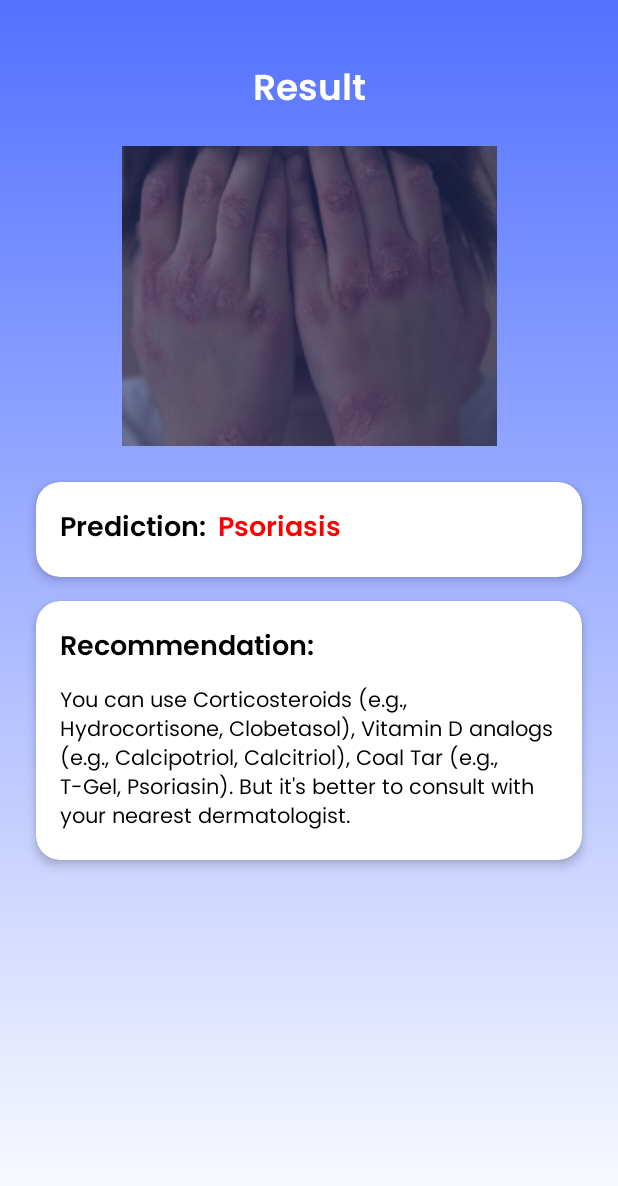
After one commit to daniharmade/DaisyApps, an Android app: the ResultActivity screen opened directly, with no data from a screen before it, on a phone screen of 412 x 824 dp. The commit adds this screen. Shown: the top 1186 px of the screen. Run offline under Robolectric (Android 15) with nearby library versions, the phone set to English and light mode, and no system bars.

Commit message:
[ADD] Interface Result

```diff
--- a/app/src/main/AndroidManifest.xml
+++ b/app/src/main/AndroidManifest.xml
@@ -8,16 +8,15 @@
         android:allowBackup="true"
         android:dataExtractionRules="@xml/data_extraction_rules"
         android:fullBackupContent="@xml/backup_rules"
-        android:icon="@mipmap/ic_launcher"
+        android:icon="@drawable/logo"
         android:label="@string/app_name"
-        android:roundIcon="@mipmap/ic_launcher_round"
+        android:roundIcon="@drawable/logo"
         android:supportsRtl="true"
         android:theme="@style/Theme.DaisyApp"
         tools:targetApi="31">
         <activity
-            android:name=".view.ui.auth.EmailActivationActivity"
+            android:name=".view.ui.scan.ResultActivity"
             android:exported="false" />
-        <!-- Activity Declarations -->
         <activity
             android:name=".view.ui.profile.RequirementActivity"
             android:exported="false" />
--- a/app/src/main/java/com/example/daisyapp/MainActivity.kt
+++ b/app/src/main/java/com/example/daisyapp/MainActivity.kt
@@ -14,6 +14,7 @@ import com.example.daisyapp.databinding.ActivityMainBinding
 import com.example.daisyapp.view.ui.history.HistoryFragment
 import com.example.daisyapp.view.ui.home.HomeFragment
 import com.example.daisyapp.view.ui.profile.ProfileFragment
+import com.example.daisyapp.view.ui.scan.ResultActivity
 import com.example.daisyapp.view.ui.scan.ScanFragment
 import com.example.daisyapp.view.ui.welcome.WelcomeActivity
 import com.example.daisyapp.view.viewmodel.factory.AuthViewModelFactory
@@ -59,7 +60,6 @@ class MainActivity : AppCompatActivity() {
                 R.id.action_home -> switchFragment(HomeFragment())
                 R.id.action_history -> switchFragment(HistoryFragment())
                 R.id.action_scan -> switchFragment(ScanFragment())
-//                R.id.action_article -> switchFragment(ArticleFragment())
                 R.id.action_profile -> switchFragment(ProfileFragment())
                 else -> false
             }
--- /dev/null
+++ b/app/src/main/java/com/example/daisyapp/view/ui/scan/ResultActivity.kt
@@ -0,0 +1,21 @@
+package com.example.daisyapp.view.ui.scan
+
+import android.os.Bundle
+import androidx.activity.enableEdgeToEdge
+import androidx.appcompat.app.AppCompatActivity
+import androidx.core.view.ViewCompat
+import androidx.core.view.WindowInsetsCompat
+import com.example.daisyapp.R
+
+class ResultActivity : AppCompatActivity() {
+    override fun onCreate(savedInstanceState: Bundle?) {
+        super.onCreate(savedInstanceState)
+        enableEdgeToEdge()
+        setContentView(R.layout.activity_result)
+        ViewCompat.setOnApplyWindowInsetsListener(findViewById(R.id.main)) { v, insets ->
+            val systemBars = insets.getInsets(WindowInsetsCompat.Type.systemBars())
+            v.setPadding(systemBars.left, systemBars.top, systemBars.right, systemBars.bottom)
+            insets
+        }
+    }
+}
--- /dev/null
+++ b/app/src/main/res/layout/activity_result.xml
@@ -0,0 +1,122 @@
+<?xml version="1.0" encoding="utf-8"?>
+<androidx.constraintlayout.widget.ConstraintLayout
+    xmlns:android="http://schemas.android.com/apk/res/android"
+    xmlns:app="http://schemas.android.com/apk/res-auto"
+    xmlns:tools="http://schemas.android.com/tools"
+    android:id="@+id/main"
+    android:layout_width="match_parent"
+    android:layout_height="match_parent"
+    android:background="@drawable/gradient_background"
+    tools:context=".view.ui.scan.ResultActivity">
+
+    <!-- Title Section -->
+    <TextView
+        android:id="@+id/scan_title"
+        android:layout_width="wrap_content"
+        android:layout_height="wrap_content"
+        android:fontFamily="@font/poppins_semibold"
+        android:layout_marginTop="40dp"
+        android:gravity="center"
+        android:text="Result"
+        android:textColor="#FFFFFF"
+        android:textSize="24sp"
+        app:layout_constraintTop_toTopOf="parent"
+        app:layout_constraintStart_toStartOf="parent"
+        app:layout_constraintEnd_toEndOf="parent" />
+
+    <!-- Image Section -->
+    <ImageView
+        android:id="@+id/result_image"
+        android:layout_width="250dp"
+        android:layout_height="200dp"
+        android:layout_marginTop="16dp"
+        android:scaleType="centerCrop"
+        android:src="@drawable/background_home"
+        app:layout_constraintTop_toBottomOf="@id/scan_title"
+        app:layout_constraintStart_toStartOf="parent"
+        app:layout_constraintEnd_toEndOf="parent" />
+
+    <!-- CardView for Prediction -->
+    <androidx.cardview.widget.CardView
+        android:id="@+id/prediction_card"
+        android:layout_width="0dp"
+        android:layout_height="wrap_content"
+        android:layout_marginTop="24dp"
+        android:layout_marginStart="24dp"
+        android:layout_marginEnd="24dp"
+        app:cardCornerRadius="16dp"
+        app:cardElevation="4dp"
+        app:layout_constraintTop_toBottomOf="@id/result_image"
+        app:layout_constraintStart_toStartOf="parent"
+        app:layout_constraintEnd_toEndOf="parent">
+
+        <LinearLayout
+            android:layout_width="match_parent"
+            android:layout_height="wrap_content"
+            android:orientation="horizontal"
+            android:padding="16dp">
+
+            <TextView
+                android:id="@+id/prediction_label"
+                android:layout_width="wrap_content"
+                android:layout_height="wrap_content"
+                android:fontFamily="@font/poppins_semibold"
+                android:text="Prediction:"
+                android:textColor="#000000"
+                android:textSize="18sp" />
+
+            <TextView
+                android:id="@+id/prediction_text"
+                android:layout_width="wrap_content"
+                android:layout_height="wrap_content"
+                android:fontFamily="@font/poppins_semibold"
+                android:layout_marginStart="8dp"
+                android:text="Psoriasis"
+                android:textColor="#FF0000"
+                android:textSize="18sp" />
+
+        </LinearLayout>
+    </androidx.cardview.widget.CardView>
+
+    <!-- CardView for Recommendation -->
+    <androidx.cardview.widget.CardView
+        android:id="@+id/recommendation_card"
+        android:layout_width="0dp"
+        android:layout_height="wrap_content"
+        android:layout_marginTop="16dp"
+        android:layout_marginStart="24dp"
+        android:layout_marginEnd="24dp"
+        app:cardCornerRadius="16dp"
+        app:cardElevation="4dp"
+        app:layout_constraintTop_toBottomOf="@id/prediction_card"
+        app:layout_constraintStart_toStartOf="parent"
+        app:layout_constraintEnd_toEndOf="parent">
+
+        <LinearLayout
+            android:layout_width="match_parent"
+            android:layout_height="wrap_content"
+            android:orientation="vertical"
+            android:padding="16dp">
+
+            <TextView
+                android:id="@+id/recommendation_label"
+                android:layout_width="wrap_content"
+                android:layout_height="wrap_content"
+                android:fontFamily="@font/poppins_semibold"
+                android:text="Recommendation:"
+                android:textColor="#000000"
+                android:textSize="18sp" />
+
+            <TextView
+                android:id="@+id/recommendation_text"
+                android:layout_width="match_parent"
+                android:layout_height="wrap_content"
+                android:layout_marginTop="8dp"
+                android:fontFamily="@font/poppins"
+                android:text="You can use Corticosteroids (e.g., Hydrocortisone, Clobetasol), Vitamin D analogs (e.g., Calcipotriol, Calcitriol), Coal Tar (e.g., T-Gel, Psoriasin). But it's better to consult with your nearest dermatologist."
+                android:textColor="#000000"
+                android:textSize="14sp" />
+        </LinearLayout>
+    </androidx.cardview.widget.CardView>
+
+</androidx.constraintlayout.widget.ConstraintLayout>
--- a/app/src/main/res/layout/fragment_history.xml
+++ b/app/src/main/res/layout/fragment_history.xml
@@ -57,6 +57,7 @@
             android:padding="16dp">
 
             <ImageView
+                android:id="@+id/iv_history"
                 android:layout_width="80dp"
                 android:layout_height="80dp"
                 android:contentDescription="Psoriasis Image"
@@ -71,6 +72,7 @@
                 android:layout_marginStart="16dp">
 
                 <TextView
+                    android:id="@+id/tv_history_result"
                     android:layout_width="wrap_content"
                     android:layout_height="wrap_content"
                     android:text="Psoriasis"
@@ -79,6 +81,7 @@
                     android:textSize="18sp" />
 
                 <TextView
+                    android:id="@+id/tv_history_suggestion"
                     android:layout_width="wrap_content"
                     android:layout_height="wrap_content"
                     android:text="See a doctor immediately!"
@@ -89,6 +92,7 @@
             </LinearLayout>
 
             <ImageView
+                android:id="@+id/btnDelete"
                 android:layout_width="24dp"
                 android:layout_height="24dp"
                 android:contentDescription="Delete Icon"
--- a/app/src/main/res/values/strings.xml
+++ b/app/src/main/res/values/strings.xml
@@ -91,4 +91,5 @@
     <string name="hello_blank_fragment">Hello blank fragment</string>
     <string name="title_history">Diagnosis History</string>
     <string name="description_history">\"DAISY keeps a record of your diagnosis history, helping you track your skin’s condition. While it offers quick assessments, we recommend seeing a dermatologist for a more accurate diagnosis and proper treatment, especially for persistent or severe issues."</string>
+    <string name="title_result">Result</string>
 </resources>
```
